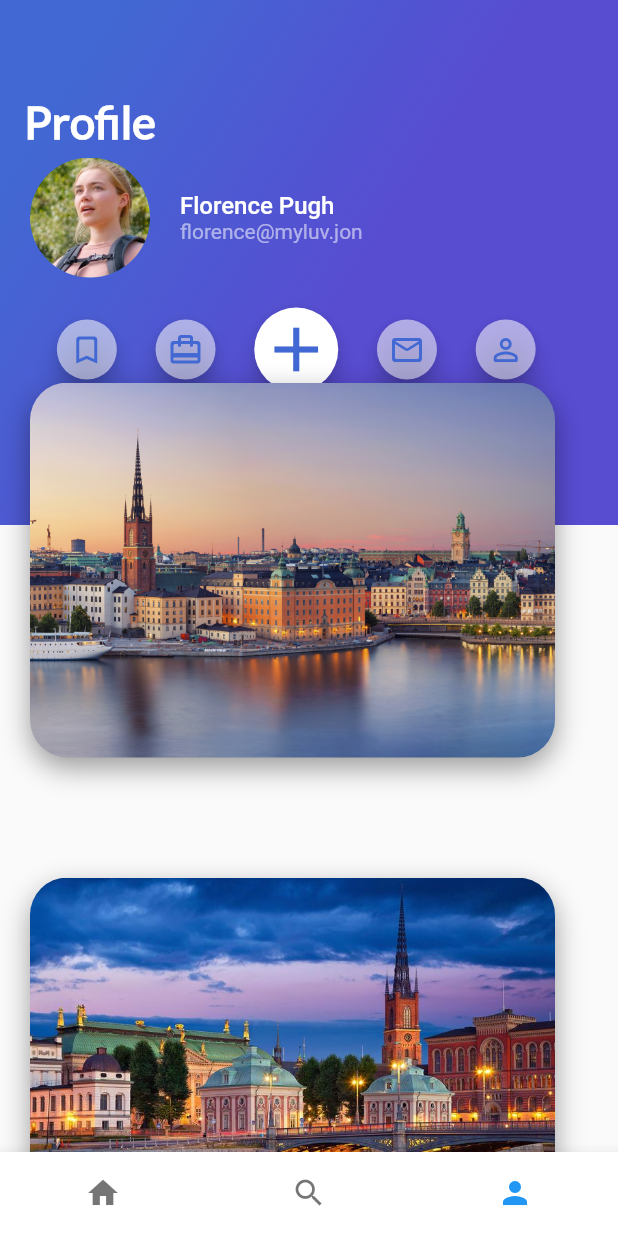
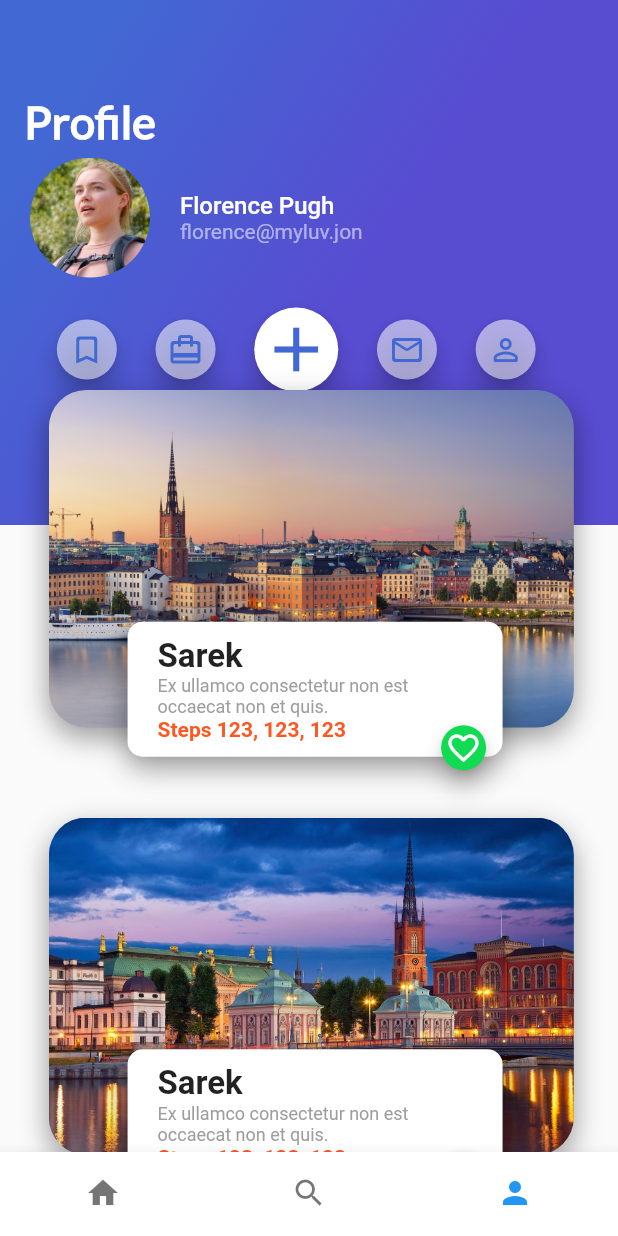
Before and after one commit to theJuanon/trips_app, a Flutter app: the screen it shows after launch, item 3 of the bottom bar chosen, on a phone screen of 412 x 824 dp. Run offline on Flutter 3.47's test engine with Material 2 defaults, Android fonts, the phone set to English and light mode, and no system bars; our stand-ins replace google_fonts.

Commit message:
add placecards to profile

```diff
--- a/lib/card_image_profile.dart
+++ b/lib/card_image_profile.dart
@@ -1,5 +1,6 @@
 import 'package:flutter/material.dart';
 import 'package:trips_app/floating_action_button_green.dart';
+import 'package:trips_app/place_card.dart';
 
 class CardImageProfile extends StatelessWidget {
   final String pathImage;
@@ -9,9 +10,9 @@ class CardImageProfile extends StatelessWidget {
   @override
   Widget build(BuildContext context) {
     final card = Container(
-        height: 250.0,
+        height: 225.0,
         width: 350.0,
-        margin: EdgeInsets.only(top: 80.0, left: 20.0),
+        margin: EdgeInsets.only(top: 60.0),
         decoration: BoxDecoration(
             image: DecorationImage(
                 fit: BoxFit.cover, image: AssetImage(pathImage)),
@@ -26,8 +27,10 @@ class CardImageProfile extends StatelessWidget {
 
     return Stack(
       //alignment: Alignment(0.9, 1.1),
+      alignment: Alignment(0.05, 1.2),
       children: [
         card,
+        PlaceCard(),
         //FloatingActionButtonGreen()
       ],
     );
--- a/lib/card_vertical_list.dart
+++ b/lib/card_vertical_list.dart
@@ -1,12 +1,11 @@
 import 'package:flutter/material.dart';
 import 'package:trips_app/card_image_profile.dart';
-import 'card_image.dart';
 
 class CardVerticalList extends StatelessWidget {
   @override
   Widget build(BuildContext context) {
     return Container(
-        height: 850.0,
+        height: 825.0,
         child: ListView(
             //padding: EdgeInsets.all(25.0),
             scrollDirection: Axis.vertical,
--- /dev/null
+++ b/lib/place_card.dart
@@ -0,0 +1,43 @@
+import 'package:flutter/material.dart';
+import 'package:trips_app/floating_action_button_green.dart';
+
+class PlaceCard extends StatelessWidget {
+  const PlaceCard({Key? key}) : super(key: key);
+
+  @override
+  Widget build(BuildContext context) {
+    return Stack(
+      children: [
+        Container(
+            padding: EdgeInsets.symmetric(horizontal: 20, vertical: 10),
+            width: 250,
+            child: Column(
+              children: [
+                Text("Sarek",
+                    style:
+                        TextStyle(fontWeight: FontWeight.bold, fontSize: 22)),
+                Text("Ex ullamco consectetur non est occaecat non et quis.",
+                    style: TextStyle(color: Colors.grey, fontSize: 12)),
+                Text("Steps 123, 123, 123",
+                    style: TextStyle(
+                        color: Colors.deepOrange, fontWeight: FontWeight.w600))
+              ],
+              mainAxisAlignment: MainAxisAlignment.spaceBetween,
+              crossAxisAlignment: CrossAxisAlignment.start,
+            ),
+            decoration: BoxDecoration(
+                borderRadius: BorderRadius.all(Radius.circular(10)),
+                shape: BoxShape.rectangle,
+                boxShadow: [
+                  BoxShadow(
+                      color: Colors.black38,
+                      blurRadius: 15,
+                      offset: Offset(0.0, 7.0))
+                ],
+                color: Colors.white)),
+        SizedBox(width: 30, height: 30, child: FloatingActionButtonGreen()),
+      ],
+      alignment: Alignment(0.9, 1.3),
+    );
+  }
+}
--- a/lib/profile.dart
+++ b/lib/profile.dart
@@ -83,7 +83,7 @@ class Profile extends StatelessWidget {
         ),
       ),
       Container(
-        margin: const EdgeInsets.only(top: 175.0),
+        margin: const EdgeInsets.only(top: 200.0),
         child: CardVerticalList(),
       ),
     ]);
```
